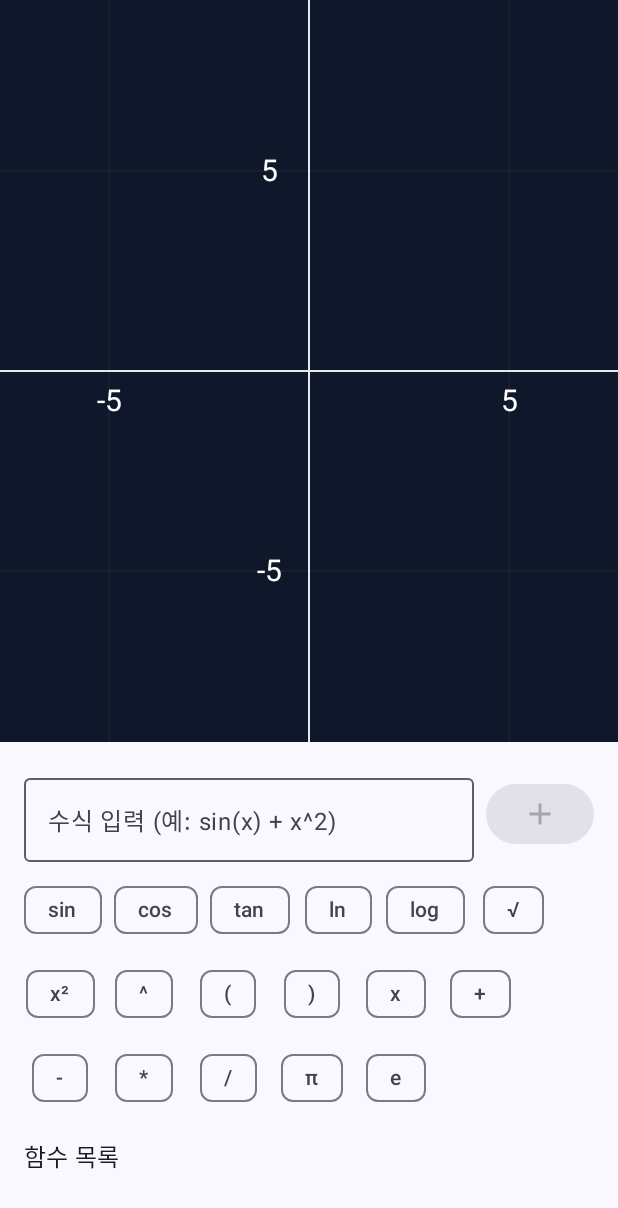
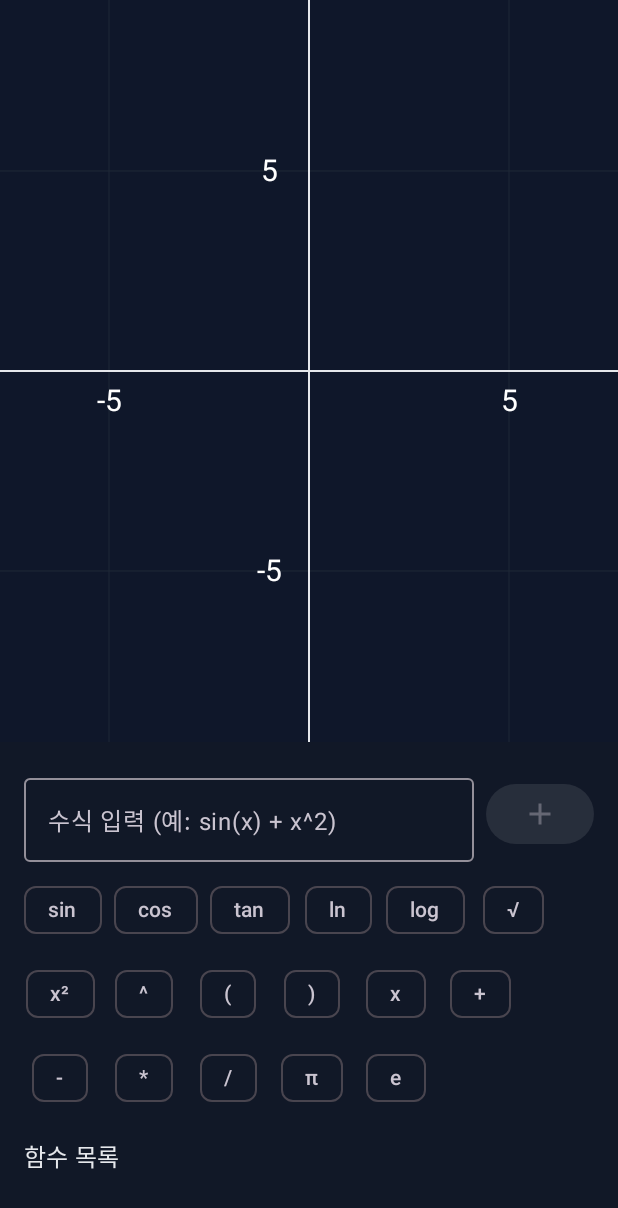
Before and after one commit to Junseo0324/MathGraph, an Android app built with Jetpack Compose: the screen it shows after launch (MainActivity), on a phone screen of 412 x 824 dp. Shown: the top 1208 px of the screen. Run offline under Robolectric (Android 15) with nearby library versions, the phone set to English and light mode, and no system bars.

Commit message:
Update theme colors and enforce dark design system

```diff
--- a/app/src/main/java/com/devhjs/mathgraphstudy/ui/theme/Color.kt
+++ b/app/src/main/java/com/devhjs/mathgraphstudy/ui/theme/Color.kt
@@ -2,10 +2,11 @@ package com.devhjs.mathgraphstudy.ui.theme
 
 import androidx.compose.ui.graphics.Color
 
-val Purple80 = Color(0xFFD0BCFF)
-val PurpleGrey80 = Color(0xFFCCC2DC)
-val Pink80 = Color(0xFFEFB8C8)
-
-val Purple40 = Color(0xFF6650a4)
-val PurpleGrey40 = Color(0xFF625b71)
-val Pink40 = Color(0xFF7D5260)
+val Slate950 = Color(0xFF0F172A)
+val Slate900 = Color(0xFF111827)
+val Slate800 = Color(0xFF1F2937)
+val Blue500 = Color(0xFF3B82F6)
+val Cyan400 = Color(0xFF22D3EE)
+val Red500 = Color(0xFFEF4444)
+val Gray200 = Color(0xFFE5E7EB)
+val Gray400 = Color(0xFF9CA3AF)
--- a/app/src/main/java/com/devhjs/mathgraphstudy/ui/theme/Theme.kt
+++ b/app/src/main/java/com/devhjs/mathgraphstudy/ui/theme/Theme.kt
@@ -11,32 +11,28 @@ import androidx.compose.runtime.Composable
 import androidx.compose.ui.platform.LocalContext
 
 private val DarkColorScheme = darkColorScheme(
-    primary = Purple80,
-    secondary = PurpleGrey80,
-    tertiary = Pink80
+    primary = Blue500,
+    secondary = Cyan400,
+    tertiary = Cyan400,
+    background = Slate950,
+    surface = Slate900,
+    surfaceVariant = Slate800,
+    onPrimary = Gray200,
+    onSecondary = Slate950,
+    onBackground = Gray200,
+    onSurface = Gray200,
+    error = Red500
 )
 
-private val LightColorScheme = lightColorScheme(
-    primary = Purple40,
-    secondary = PurpleGrey40,
-    tertiary = Pink40
-
-    /* Other default colors to override
-    background = Color(0xFFFFFBFE),
-    surface = Color(0xFFFFFBFE),
-    onPrimary = Color.White,
-    onSecondary = Color.White,
-    onTertiary = Color.White,
-    onBackground = Color(0xFF1C1B1F),
-    onSurface = Color(0xFF1C1B1F),
-    */
-)
+// Use the same dark scheme for light mode to enforce the unified dark design
+private val LightColorScheme = DarkColorScheme
 
 @Composable
 fun MathGraphStudyTheme(
     darkTheme: Boolean = isSystemInDarkTheme(),
     // Dynamic color is available on Android 12+
-    dynamicColor: Boolean = true,
+    // Disable dynamic color to enforce our custom theme
+    dynamicColor: Boolean = false,
     content: @Composable () -> Unit
 ) {
     val colorScheme = when {
```
